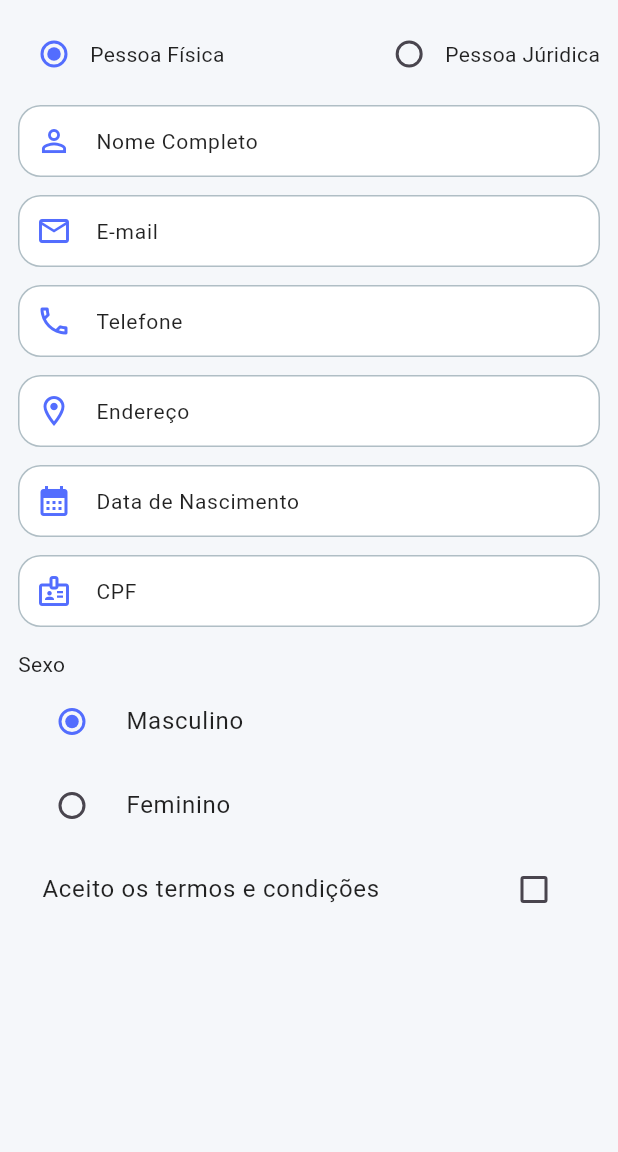
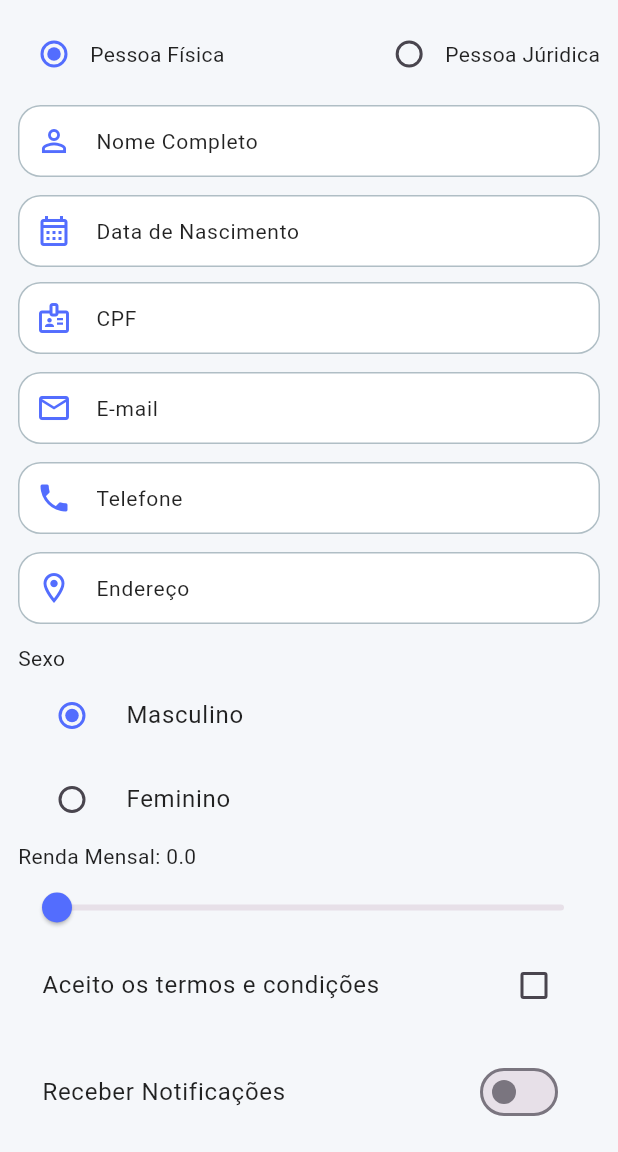
Before and after one commit to alefluciano10/curso-de-extensao-mobile-formulario, a Flutter app: the screen it shows after launch, on a phone screen of 412 x 824 dp, the part 84-1236 px from its top. Run offline on Flutter 3.47's test engine with Material 3 defaults, Android fonts, the phone set to English and light mode, and no system bars.

Commit message:
Restruturado os campos de PF e PJ | Criado botões

```diff
--- a/lib/main.dart
+++ b/lib/main.dart
@@ -39,7 +39,7 @@ class _CadastroPageState extends State<CadastroPage> {
   final TextEditingController _cnpjController = TextEditingController();
   final TextEditingController _enderecoController = TextEditingController();
 
-  // Campo de selecçao
+  // Campo de seleção
 
   bool _tipoPessoa = true;
   bool _aceitoTermo = false;
@@ -112,7 +112,7 @@ class _CadastroPageState extends State<CadastroPage> {
 
             const SizedBox(height: 10),
 
-            // Campo Nome Completo
+            // Campo Nome Completo / Razão Social
             TextField(
               controller: _nomeController,
               keyboardType: TextInputType.name,
@@ -121,124 +121,10 @@ class _CadastroPageState extends State<CadastroPage> {
                 labelStyle: TextStyle(color: Colors.black87),
                 filled: true,
                 fillColor: Colors.white,
-                hintText: 'Nome Completo',
+                hintText: _tipoPessoa ? 'Nome Completo' : 'Razão Social',
                 hintStyle: TextStyle(color: Colors.black87, fontSize: 14),
                 prefixIcon: Icon(
-                  Icons.person_outline,
-                  color: Colors.indigoAccent,
-                ),
-
-                border: OutlineInputBorder(
-                  borderRadius: BorderRadius.circular(15),
-                ),
-
-                enabledBorder: OutlineInputBorder(
-                  borderSide: BorderSide(color: Color(0xFFB0BEC5)),
-                  borderRadius: BorderRadius.circular(15),
-                ),
-
-                contentPadding: EdgeInsets.symmetric(
-                  vertical: 12,
-                  horizontal: 12,
-                ),
-
-                focusedBorder: OutlineInputBorder(
-                  borderSide: BorderSide(color: Colors.indigoAccent, width: 2),
-                  borderRadius: BorderRadius.circular(15),
-                ),
-              ),
-            ),
-
-            const SizedBox(height: 12),
-
-            // Campo E-mail
-            TextField(
-              controller: _emailController,
-              keyboardType: TextInputType.emailAddress,
-              textInputAction: TextInputAction.next,
-              decoration: InputDecoration(
-                filled: true,
-                fillColor: Colors.white,
-                hintText: 'E-mail',
-                hintStyle: TextStyle(color: Colors.black87, fontSize: 14),
-                prefixIcon: Icon(
-                  Icons.email_outlined,
-                  color: Colors.indigoAccent,
-                ),
-
-                border: OutlineInputBorder(
-                  borderRadius: BorderRadius.circular(15),
-                ),
-
-                enabledBorder: OutlineInputBorder(
-                  borderSide: BorderSide(color: Color(0xFFB0BEC5)),
-                  borderRadius: BorderRadius.circular(15),
-                ),
-
-                contentPadding: EdgeInsets.symmetric(
-                  vertical: 12,
-                  horizontal: 12,
-                ),
-
-                focusedBorder: OutlineInputBorder(
-                  borderSide: BorderSide(color: Colors.indigoAccent, width: 2),
-                  borderRadius: BorderRadius.circular(15),
-                ),
-              ),
-            ),
-
-            const SizedBox(height: 12),
-
-            // Campo Telefone
-            TextField(
-              controller: _telefoneController,
-              keyboardType: TextInputType.phone,
-              textInputAction: TextInputAction.next,
-              decoration: InputDecoration(
-                filled: true,
-                fillColor: Colors.white,
-                hintText: 'Telefone',
-                hintStyle: TextStyle(color: Colors.black87, fontSize: 14),
-                prefixIcon: Icon(
-                  Icons.phone_outlined,
-                  color: Colors.indigoAccent,
-                ),
-
-                border: OutlineInputBorder(
-                  borderRadius: BorderRadius.circular(15),
-                ),
-
-                enabledBorder: OutlineInputBorder(
-                  borderSide: BorderSide(color: Color(0xFFB0BEC5)),
-                  borderRadius: BorderRadius.circular(15),
-                ),
-
-                contentPadding: EdgeInsets.symmetric(
-                  vertical: 12,
-                  horizontal: 12,
-                ),
-
-                focusedBorder: OutlineInputBorder(
-                  borderSide: BorderSide(color: Colors.indigoAccent, width: 2),
-                  borderRadius: BorderRadius.circular(15),
-                ),
-              ),
-            ),
-
-            const SizedBox(height: 12),
-
-            // Campo Endereço
-            TextField(
-              controller: _enderecoController,
-              keyboardType: TextInputType.streetAddress,
-              textInputAction: TextInputAction.next,
-              decoration: InputDecoration(
-                filled: true,
-                fillColor: Colors.white,
-                hintText: 'Endereço',
-                hintStyle: TextStyle(color: Colors.black87, fontSize: 14),
-                prefixIcon: Icon(
-                  Icons.location_on_outlined,
+                  _tipoPessoa ? Icons.person_outline : Icons.business,
                   color: Colors.indigoAccent,
                 ),
 
@@ -266,18 +152,18 @@ class _CadastroPageState extends State<CadastroPage> {
             const SizedBox(height: 12),
 
             // Identificação da Pessoa
-            if (_tipoPessoa) ...[
+            if (!_tipoPessoa) ...[
               TextField(
-                controller: _nascimentoController,
-                keyboardType: TextInputType.datetime,
+                controller: _nomeFantasiaController,
+                keyboardType: TextInputType.name,
                 textInputAction: TextInputAction.next,
                 decoration: InputDecoration(
                   filled: true,
                   fillColor: Colors.white,
-                  hintText: 'Data de Nascimento',
+                  hintText: 'Nome Fantasia',
                   hintStyle: TextStyle(color: Colors.black87, fontSize: 14),
                   prefixIcon: Icon(
-                    Icons.calendar_month,
+                    Icons.storefront_outlined,
                     color: Colors.indigoAccent,
                   ),
 
@@ -306,6 +192,84 @@ class _CadastroPageState extends State<CadastroPage> {
               ),
 
               const SizedBox(height: 12),
+
+              TextField(
+                controller: _cnpjController,
+                keyboardType: TextInputType.number,
+                textInputAction: TextInputAction.next,
+                decoration: InputDecoration(
+                  filled: true,
+                  fillColor: Colors.white,
+                  hintText: 'CNPJ',
+                  hintStyle: TextStyle(color: Colors.black87, fontSize: 14),
+                  prefixIcon: Icon(
+                    Icons.badge_outlined,
+                    color: Colors.indigoAccent,
+                  ),
+
+                  border: OutlineInputBorder(
+                    borderRadius: BorderRadius.circular(15),
+                  ),
+
+                  enabledBorder: OutlineInputBorder(
+                    borderSide: BorderSide(color: Color(0xFFB0BEC5)),
+                    borderRadius: BorderRadius.circular(15),
+                  ),
+
+                  contentPadding: EdgeInsets.symmetric(
+                    vertical: 12,
+                    horizontal: 12,
+                  ),
+
+                  focusedBorder: OutlineInputBorder(
+                    borderSide: BorderSide(
+                      color: Colors.indigoAccent,
+                      width: 2,
+                    ),
+                    borderRadius: BorderRadius.circular(15),
+                  ),
+                ),
+              ),
+            ] else ...[
+              TextField(
+                controller: _nascimentoController,
+                keyboardType: TextInputType.datetime,
+                textInputAction: TextInputAction.next,
+                decoration: InputDecoration(
+                  filled: true,
+                  fillColor: Colors.white,
+                  hintText: 'Data de Nascimento',
+                  hintStyle: TextStyle(color: Colors.black87, fontSize: 14),
+                  prefixIcon: Icon(
+                    Icons.calendar_month_outlined,
+                    color: Colors.indigoAccent,
+                  ),
+
+                  border: OutlineInputBorder(
+                    borderRadius: BorderRadius.circular(15),
+                  ),
+
+                  enabledBorder: OutlineInputBorder(
+                    borderSide: BorderSide(color: Color(0xFFB0BEC5)),
+                    borderRadius: BorderRadius.circular(15),
+                  ),
+
+                  contentPadding: EdgeInsets.symmetric(
+                    vertical: 12,
+                    horizontal: 12,
+                  ),
+
+                  focusedBorder: OutlineInputBorder(
+                    borderSide: BorderSide(
+                      color: Colors.indigoAccent,
+                      width: 2,
+                    ),
+                    borderRadius: BorderRadius.circular(15),
+                  ),
+                ),
+              ),
+
+              const SizedBox(height: 10),
 
               TextField(
                 controller: _cpfController,
@@ -344,9 +308,119 @@ class _CadastroPageState extends State<CadastroPage> {
                   ),
                 ),
               ),
+            ],
 
-              const SizedBox(height: 15),
+            const SizedBox(height: 12),
 
+            TextField(
+              controller: _emailController,
+              keyboardType: TextInputType.emailAddress,
+              textInputAction: TextInputAction.next,
+              decoration: InputDecoration(
+                filled: true,
+                fillColor: Colors.white,
+                hintText: 'E-mail',
+                hintStyle: TextStyle(color: Colors.black87, fontSize: 14),
+                prefixIcon: Icon(
+                  Icons.email_outlined,
+                  color: Colors.indigoAccent,
+                ),
+
+                border: OutlineInputBorder(
+                  borderRadius: BorderRadius.circular(15),
+                ),
+
+                enabledBorder: OutlineInputBorder(
+                  borderSide: BorderSide(color: Color(0xFFB0BEC5)),
+                  borderRadius: BorderRadius.circular(15),
+                ),
+
+                contentPadding: EdgeInsets.symmetric(
+                  vertical: 12,
+                  horizontal: 12,
+                ),
+
+                focusedBorder: OutlineInputBorder(
+                  borderSide: BorderSide(color: Colors.indigoAccent, width: 2),
+                  borderRadius: BorderRadius.circular(15),
+                ),
+              ),
+            ),
+
+            const SizedBox(height: 12),
+
+            TextField(
+              controller: _telefoneController,
+              keyboardType: TextInputType.number,
+              textInputAction: TextInputAction.next,
+              decoration: InputDecoration(
+                filled: true,
+                fillColor: Colors.white,
+                hintText: 'Telefone',
+                hintStyle: TextStyle(color: Colors.black87, fontSize: 14),
+                prefixIcon: Icon(Icons.phone, color: Colors.indigoAccent),
+
+                border: OutlineInputBorder(
+                  borderRadius: BorderRadius.circular(15),
+                ),
+
+                enabledBorder: OutlineInputBorder(
+                  borderSide: BorderSide(color: Color(0xFFB0BEC5)),
+                  borderRadius: BorderRadius.circular(15),
+                ),
+
+                contentPadding: EdgeInsets.symmetric(
+                  vertical: 12,
+                  horizontal: 12,
+                ),
+
+                focusedBorder: OutlineInputBorder(
+                  borderSide: BorderSide(color: Colors.indigoAccent, width: 2),
+                  borderRadius: BorderRadius.circular(15),
+                ),
+              ),
+            ),
+
+            const SizedBox(height: 12),
+
+            TextField(
+              controller: _enderecoController,
+              keyboardType: TextInputType.streetAddress,
+              textInputAction: TextInputAction.next,
+              decoration: InputDecoration(
+                filled: true,
+                fillColor: Colors.white,
+                hintText: 'Endereço',
+                hintStyle: TextStyle(color: Colors.black87, fontSize: 14),
+                prefixIcon: Icon(
+                  Icons.location_on_outlined,
+                  color: Colors.indigoAccent,
+                ),
+
+                border: OutlineInputBorder(
+                  borderRadius: BorderRadius.circular(15),
+                ),
+
+                enabledBorder: OutlineInputBorder(
+                  borderSide: BorderSide(color: Color(0xFFB0BEC5)),
+                  borderRadius: BorderRadius.circular(15),
+                ),
+
+                contentPadding: EdgeInsets.symmetric(
+                  vertical: 12,
+                  horizontal: 12,
+                ),
+
+                focusedBorder: OutlineInputBorder(
+                  borderSide: BorderSide(color: Colors.indigoAccent, width: 2),
+                  borderRadius: BorderRadius.circular(15),
+                ),
+              ),
+            ),
+
+            const SizedBox(height: 13),
+
+            if (_tipoPessoa) ...[
               Text('Sexo', style: TextStyle(color: Colors.black87)),
 
               Column(
@@ -382,85 +456,26 @@ class _CadastroPageState extends State<CadastroPage> {
                   ),
                 ],
               ),
-            ] else ...[
-              TextField(
-                controller: _nomeFantasiaController,
-                keyboardType: TextInputType.name,
-                textInputAction: TextInputAction.next,
-                decoration: InputDecoration(
-                  filled: true,
-                  fillColor: Colors.white,
-                  hintText: 'Nome Fantasia',
-                  hintStyle: TextStyle(color: Colors.black87, fontSize: 14),
-                  prefixIcon: Icon(
-                    Icons.storefront_outlined,
-                    color: Colors.indigoAccent,
-                  ),
+            ],
 
-                  border: OutlineInputBorder(
-                    borderRadius: BorderRadius.circular(15),
-                  ),
+            Text(
+              'Renda Mensal: $_rendaMensal',
+              style: TextStyle(color: Colors.black87),
+            ),
 
-                  enabledBorder: OutlineInputBorder(
-                    borderSide: BorderSide(color: Color(0xFFB0BEC5)),
-                    borderRadius: BorderRadius.circular(15),
-                  ),
-
-                  contentPadding: EdgeInsets.symmetric(
-                    vertical: 12,
-                    horizontal: 12,
-                  ),
-
-                  focusedBorder: OutlineInputBorder(
-                    borderSide: BorderSide(
-                      color: Colors.indigoAccent,
-                      width: 2,
-                    ),
-                    borderRadius: BorderRadius.circular(15),
-                  ),
-                ),
-              ),
-
-              const SizedBox(height: 10),
-
-              TextField(
-                controller: _cnpjController,
-                keyboardType: TextInputType.number,
-                textInputAction: TextInputAction.next,
-                decoration: InputDecoration(
-                  filled: true,
-                  fillColor: Colors.white,
-                  hintText: 'CNPJ',
-                  hintStyle: TextStyle(color: Colors.black87, fontSize: 14),
-                  prefixIcon: Icon(
-                    Icons.badge_outlined,
-                    color: Colors.indigoAccent,
-                  ),
-
-                  border: OutlineInputBorder(
-                    borderRadius: BorderRadius.circular(15),
-                  ),
-
-                  enabledBorder: OutlineInputBorder(
-                    borderSide: BorderSide(color: Color(0xFFB0BEC5)),
-                    borderRadius: BorderRadius.circular(15),
-                  ),
-
-                  contentPadding: EdgeInsets.symmetric(
-                    vertical: 12,
-                    horizontal: 12,
-                  ),
-
-                  focusedBorder: OutlineInputBorder(
-                    borderSide: BorderSide(
-                      color: Colors.indigoAccent,
-                      width: 2,
-                    ),
-                    borderRadius: BorderRadius.circular(15),
-                  ),
-                ),
-              ),
-            ],
+            Slider(
+              value: _rendaMensal,
+              min: 0,
+              max: 10000,
+              divisions: 100,
+              activeColor: Colors.indigoAccent,
+              label: _rendaMensal.round().toString(),
+              onChanged: (double value) {
+                setState(() {
+                  _rendaMensal = value;
+                });
+              },
+            ),
 
             CheckboxListTile(
               title: const Text(
@@ -478,6 +493,48 @@ class _CadastroPageState extends State<CadastroPage> {
                 });
               },
             ),
+
+            const SizedBox(height: 15),
+
+            SwitchListTile(
+              title: const Text(
+                'Receber Notificações',
+                style: TextStyle(color: Colors.black87),
+              ),
+              activeColor: Colors.indigoAccent,
+              value: _receberNotificacao,
+              onChanged: (bool? receber) {
+                setState(() {
+                  _receberNotificacao = receber!;
+                });
+              },
+            ),
+
+            const SizedBox(height: 30),
+
+            Padding(
+              padding: const EdgeInsets.all(16.0),
+              child: ElevatedButton.icon(
+                style: ElevatedButton.styleFrom(
+                  backgroundColor: Color(0xFF344955),
+                  padding: const EdgeInsets.symmetric(vertical: 16),
+                  shape: RoundedRectangleBorder(
+                    borderRadius: BorderRadius.circular(30),
+                  ),
+                ),
+                onPressed: () {},
+                label: Text(
+                  'Enviar Formulário',
+                  style: TextStyle(
+                    fontSize: 21,
+                    fontWeight: FontWeight.bold,
+                    color: Colors.white,
+                  ),
+                ),
+
+                icon: Icon(Icons.send_outlined, color: Colors.white),
+              ),
+            ),
           ],
         ),
       ),
```
